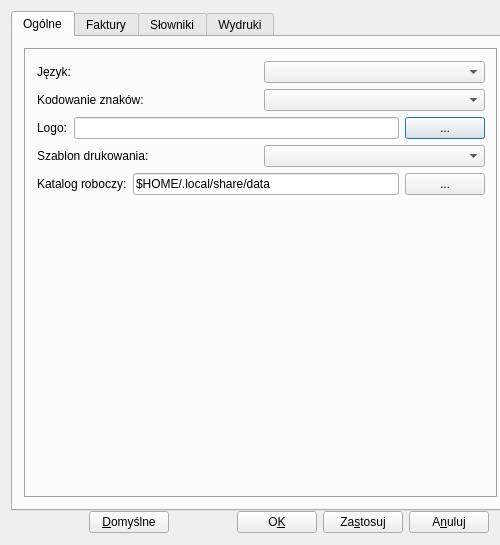
Above: ui/Ustawienia.ui from juliagoda/qfaktury before the change. Below: the same form after it.
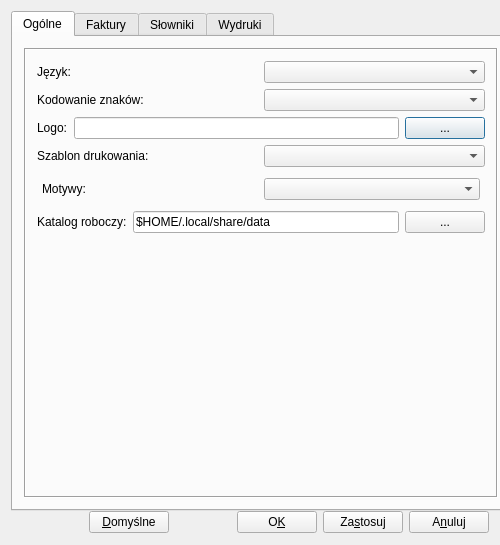
That is the form after the change. The open tabs and pages were chosen to show the change.

Commit message: added custom styles

Patch:
```diff
--- a/ui/Ustawienia.ui
+++ b/ui/Ustawienia.ui
@@ -138,6 +138,35 @@
             </item>
            </layout>
           </item>
+          <item>
+           <layout class="QHBoxLayout" name="horizontalLayout_8">
+            <property name="leftMargin">
+             <number>5</number>
+            </property>
+            <property name="topMargin">
+             <number>5</number>
+            </property>
+            <property name="rightMargin">
+             <number>5</number>
+            </property>
+            <property name="bottomMargin">
+             <number>5</number>
+            </property>
+            <item>
+             <widget class="QLabel" name="labelStyle">
+              <property name="text">
+               <string>Motywy:</string>
+              </property>
+              <property name="textInteractionFlags">
+               <set>Qt::NoTextInteraction</set>
+              </property>
+             </widget>
+            </item>
+            <item>
+             <widget class="QComboBox" name="stylesList"/>
+            </item>
+           </layout>
+          </item>
           <item>
            <layout class="QHBoxLayout" name="_7">
             <item>
```
Left out of the diff: 69 changed lines with no effect on the pictures. The commit also changes 16 other files.
